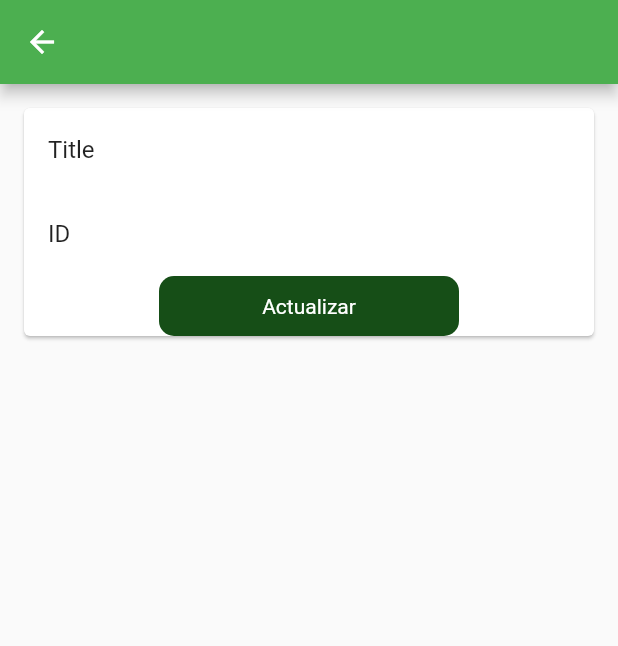
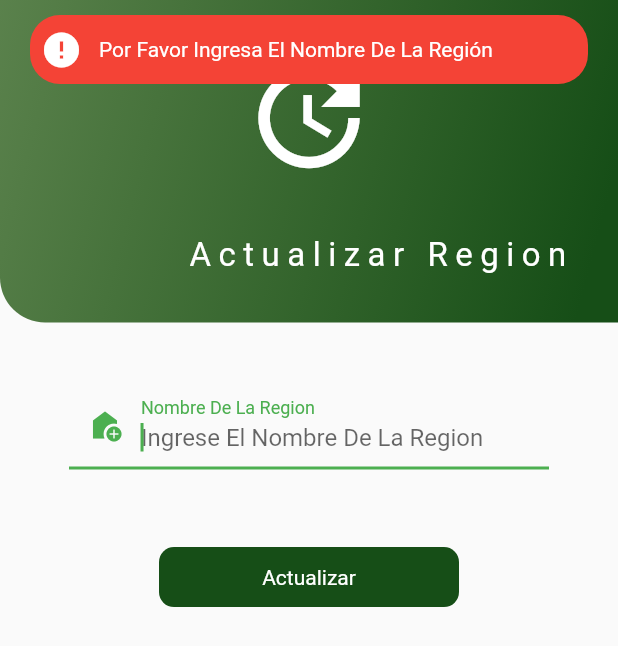
Before and after one commit to saobecas/FlutterAppBienestar2023, a Flutter app: the HomeScreenRegionUpdate screen opened by its route, after a tap on "Actualizar", on a phone screen of 412 x 824 dp. Shown: the top 646 px of the screen. Run offline on Flutter 3.47's test engine with Material 2 defaults, Android fonts, the phone set to English and light mode, and no system bars; drawn by our look-alikes of another_flushbar; our stand-ins replace dropdown_button2, fluttertoast, geolocator, google_maps_flutter, shared_preferences; accounts and stored records are empty; network calls fail; statements that could not run were skipped.

Commit message:
meodo update listo

```diff
--- a/conexio_dart_api/lib/data/network/base_api_service.dart
+++ b/conexio_dart_api/lib/data/network/base_api_service.dart
@@ -1,8 +1,8 @@
 abstract class BaseApiService {
   Future<dynamic> getGetApiResponse(String url);
   Future<dynamic> getPostApiResponse(String url, dynamic data);
-  Future<dynamic> getPutApiResponse(String url, int id, dynamic data);
-  Future<dynamic> getGetIdApiResponse(String url, int id);
+  Future<dynamic> getPutApiResponse(String url, String id, dynamic data);
+  Future<dynamic> getGetIdApiResponse(String url, String id);
 }
 //Future<dynamic> getGetIdApiResponse(String url,int id);
 //Future<dynamic> getPutApiResponse(String url, int id, dynamic data);
--- a/conexio_dart_api/lib/res/api_url.dart
+++ b/conexio_dart_api/lib/res/api_url.dart
@@ -11,7 +11,7 @@ class AppUrl {
   //rutas para region
   static var addRegionEndPoint = "$baseUrl/api/v1/region";
   static var regionListGellAllEndPoint = "$baseUrl/api/v1/regiones";
-  static var regionUpdateEndPoint = "$baseUrl/api/v1/school/:id";
+  static var regionUpdateEndPoint = "$baseUrl/api/v1/region/";
   static var regionGetIdEndPoint = "$baseUrl/api/v1/region/:id";
   //rutas para municipio
   static var addMunicipioEndPoint = "$baseUrl/api/v1/municipio";
--- a/conexio_dart_api/lib/utils/routes/routes.dart
+++ b/conexio_dart_api/lib/utils/routes/routes.dart
@@ -23,6 +23,7 @@ import '../../view/regionView/home_screen_region.dart';
 import '../../view/schoolView/schoolViewMethod/home_screen_school_add.dart';
 
 class Routes {
+  //final int id;
   static Route<dynamic> generateRoute(RouteSettings settings) {
     // final argume = settings.arguments;
 
@@ -53,12 +54,15 @@ class Routes {
             builder: (BuildContext context) => const HomeScreenRegion());
       case RoutesName.regionPut:
         return MaterialPageRoute(
-            builder: (BuildContext context) => HomeScreenRegionUpdate());
+            builder: (BuildContext context) => HomeScreenRegionUpdate(
+                  idRegion: null,
+                  nameRegion: null,
+                ));
+      /*
+                 builder: (BuildContext context) => HomeScreenRegionUpdate(
+                 idRegion: null,
+                )*/
 
-      /*
-return MaterialPageRoute(
-           builder: (BuildContext context) => const HomeScreenRegionUpdate(idRegion: 1,));
-           */
       case RoutesName.municipio:
         return MaterialPageRoute(
             builder: (BuildContext context) => const HomeScreenMunicipio());
--- a/conexio_dart_api/lib/view/regionView/regionViewMethod/home_screen_region_update.dart
+++ b/conexio_dart_api/lib/view/regionView/regionViewMethod/home_screen_region_update.dart
@@ -9,18 +9,134 @@ import '../../../res/components/round_button.dart';
 import '../../../utils/utils.dart';
 import '../../bar_gradient.dart';
 
-class HomeScreenRegionUpdate extends StatelessWidget {
-  //final Region region;
-  // HomeScreenRegionUpdate(this.region, {super.key});
-  HomeScreenRegionUpdate({super.key});
+class HomeScreenRegionUpdate extends StatefulWidget {
+  // final Region region;
+  final idRegion;
+  final nameRegion;
+
+  HomeScreenRegionUpdate(
+      {super.key, required this.idRegion, required this.nameRegion});
+
+  @override
+  State<HomeScreenRegionUpdate> createState() => _HomeScreenRegionUpdateState();
+}
+
+class _HomeScreenRegionUpdateState extends State<HomeScreenRegionUpdate> {
+  TextEditingController _editNameRegion = TextEditingController();
+  TextEditingController _idRegion = TextEditingController();
+
+  @override
+  void getRegion() {
+    _editNameRegion.text = widget.nameRegion;
+    _idRegion.text = widget.idRegion.toString();
+  }
+
+  @override
+  void initState() {
+    // TODO: implement initState
+    super.initState();
+    getRegion();
+  }
+
+  FocusNode nameRegionFocusNode = FocusNode();
+  FocusNode idRegionFocusNode = FocusNode();
+  //get nameRegion => nameRegion;
+
+  @override
+  void dispose() {
+    super.dispose();
+
+    // _nameRegion.dispose();
+    _editNameRegion.dispose();
+    nameRegionFocusNode.dispose();
+    _idRegion.dispose();
+    idRegionFocusNode.dispose();
+  }
+
   @override
   Widget build(BuildContext context) {
+    final regionViewModel = Provider.of<HomeViewModelRegion>(context);
+
+    final height = MediaQuery.of(context).size.height * 1;
+    //print("valor de la segunda pantalla $_idRegion $_editNameRegion ");
     return Scaffold(
-        appBar: AppBar(
-            // title: Text(region.id.toString()),
+      body: SafeArea(
+        child: SingleChildScrollView(
+          child: Column(
+            children: [
+              BarGradient("Actualizar Region", Icons.update),
+              Container(
+                margin: EdgeInsets.symmetric(horizontal: 30.0, vertical: 10.0),
+                /* tamaño del colum */ height: 80,
+                padding:
+                    const EdgeInsets.symmetric(horizontal: 16, vertical: 4),
+                child: TextFormField(
+                  controller: _editNameRegion,
+                  //initialValue: nameRegion,
+                  keyboardType: TextInputType.text,
+                  focusNode: nameRegionFocusNode,
+                  autofocus: true,
+                  decoration: InputDecoration(
+                    hintText: 'Ingrese El Nombre De La Region ',
+                    labelText: 'Nombre De La Region',
+                    prefixIcon: Icon(
+                      Icons.add_home_sharp,
                     ),
-        body: SingleChildScrollView(
-          child: Padding(
+                  ),
+                ),
+              ),
+              SizedBox(
+                height: height * .030,
+              ),
+              RoundButton(
+                title: "Actualizar",
+                loading: regionViewModel.putLoading,
+                onPress: () {
+                  // print(_editNameRegion);
+                  // print(_idRegion);
+                  if (_editNameRegion.text.isEmpty) {
+                    Utils.flushBarErrorMessage(
+                        "Por Favor Ingresa El Nombre De La Región", context);
+                  } else {
+                    Map data = {'nameRegion': _editNameRegion.text.toString()};
+
+                    regionViewModel.putRegionApi(
+                        widget.idRegion, data, context);
+                    //  regionViewModel.addRegionApi (idRegion ,data, context);
+                    // regionViewModel.addregionApi(data, context);
+                    // print("Valore Boton: $widget.idRegion");
+                    // print("Valore Boton: $data");
+                  }
+                },
+              )
+            ],
+          ),
+        ),
+      ),
+    );
+  }
+}
+/*
+
+
+Column(
+
+                  children: <Widget>[
+                    ListTile(
+                      title: Text("Title ${widget.nameRegion}"),
+                    ),
+                    ListTile(
+                      title: Text("ID ${widget.idRegion}"),
+                      //      subtitle: Text("${region.id}"),
+                    ),
+                    RoundButton(
+                        title: "Actualizar",
+                        // loading: regionViewModel.addLoading,
+                        onPress: () {})
+                  ],
+                ),
+
+Padding(
           padding: const EdgeInsets.all(12.0),
           child: Column(
             children: <Widget>[
@@ -29,11 +145,11 @@ class HomeScreenRegionUpdate extends StatelessWidget {
                   crossAxisAlignment: CrossAxisAlignment.center,
                   children: <Widget>[
                     ListTile(
-                        title: Text("Title"),
+                      title: Text("Title ${widget.nameRegion}"),
                       //     subtitle: Text(region.nameRegion.toString()),
                     ),
                     ListTile(
-                        title: Text("ID"),
+                      title: Text("ID ${widget.idRegion}"),
                       //      subtitle: Text("${region.id}"),
                     ),
                     RoundButton(
@@ -46,9 +162,7 @@ class HomeScreenRegionUpdate extends StatelessWidget {
             ],
           ),
         ),
-        ));
-  }
-}
+*/
 
 /*class HomeScreenRegionUpdate extends StatefulWidget {
   // final int idRegion;
--- a/conexio_dart_api/lib/view_model/view_model_menu/home_view_model_region.dart
+++ b/conexio_dart_api/lib/view_model/view_model_menu/home_view_model_region.dart
@@ -45,7 +45,7 @@ class HomeViewModelRegion with ChangeNotifier {
     notifyListeners();
   }
 
-  Future<void> fechtIdRegionListApi(int id) async {
+  Future<void> fechtIdRegionListApi(String id) async {
     setRegionIdList(ApiResponse.loading());
 
     _myRepo.fechtRegionIdDetails(id).then((value) {
@@ -85,7 +85,8 @@ class HomeViewModelRegion with ChangeNotifier {
     notifyListeners();
   }
 
-  Future<void> putRegionApi(int id, dynamic data, BuildContext context) async {
+  Future<void> putRegionApi(
+      String id, dynamic data, BuildContext context) async {
     setAddLoading(true);
 
     _myRepo.putRegionApi(id, data).then((value) {
```
Also changed, not shown: conexio_dart_api/lib/data/network/network_api_service.dart (+12 -6 lines), conexio_dart_api/lib/repository/repository_crud/home_repository_region.dart (+4 -3 lines), conexio_dart_api/lib/view/municipioView/municipioViewMethod/home_screen_muni_addhome.dart (+0 -13 lines), conexio_dart_api/lib/view/regionView/regionViewMethod/home_screen_region_getAll.dart (+34 -3 lines). Lines whose indentation alone changed are shown as unchanged.
